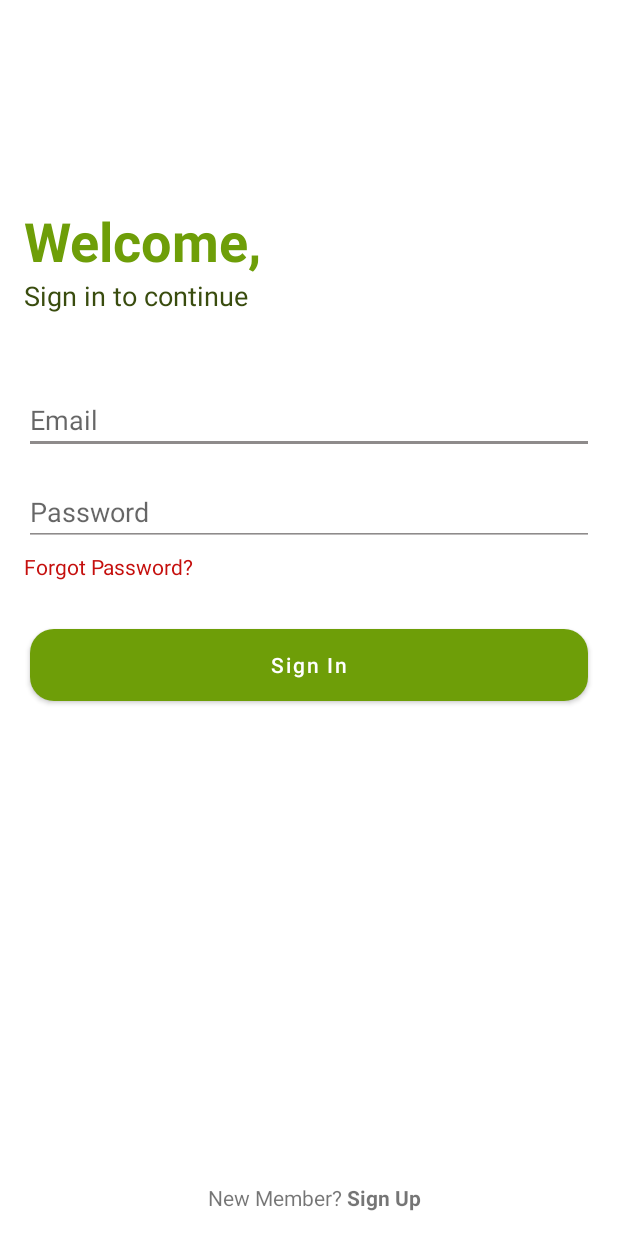
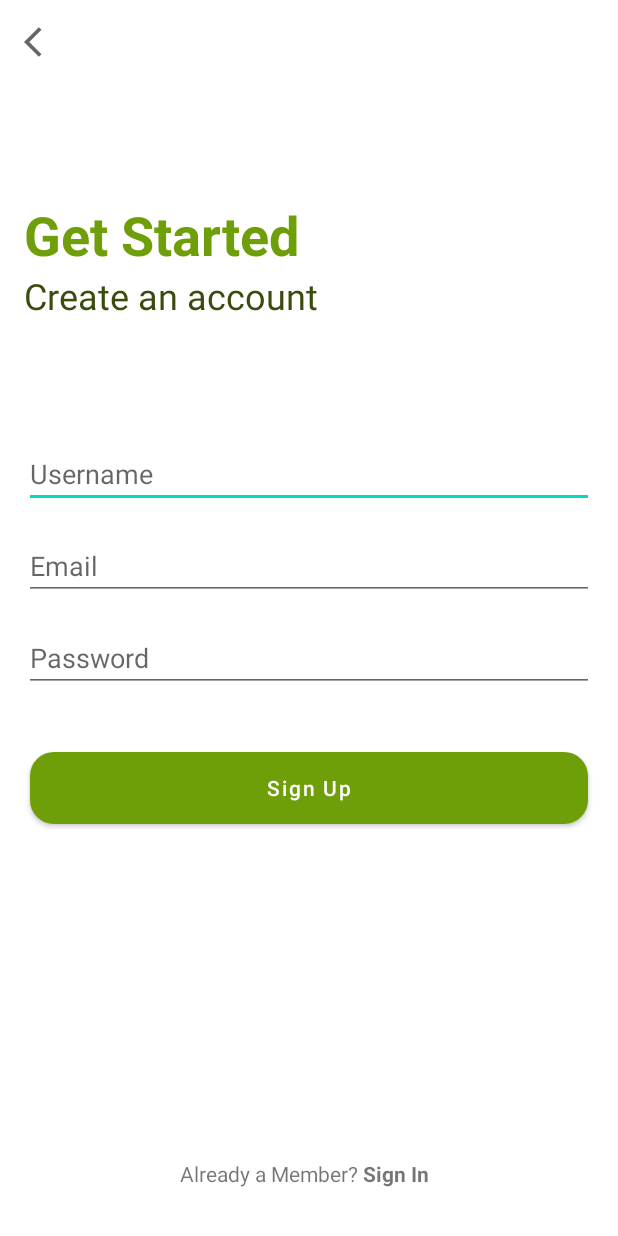
Before and after one commit to HauraAzahra/RecipeApp, an Android app: the screen it shows after launch (SignInActivity before the commit, SignupActivity after it), after a tap on "Sign Up", on a phone screen of 412 x 824 dp. Run offline under Robolectric (Android 15) with nearby library versions, the phone set to English and light mode, and no system bars; our stand-ins replace Firebase (no records; nobody signed in at launch, a user with empty details on screens opened directly).

Commit message:
add sign up ui

```diff
--- a/app/src/main/AndroidManifest.xml
+++ b/app/src/main/AndroidManifest.xml
@@ -11,7 +11,8 @@
         android:roundIcon="@mipmap/ic_launcher_round"
         android:supportsRtl="true"
         android:theme="@style/Theme.RecipeApp">
-        <activity android:name=".MainActivity"/>
+        <activity android:name=".SignupActivity"></activity>
+        <activity android:name=".MainActivity" />
         <activity android:name=".SignInActivity">
             <intent-filter>
                 <action android:name="android.intent.action.MAIN" />
--- a/app/src/main/java/com/idn/recipeapp/MainActivity.kt
+++ b/app/src/main/java/com/idn/recipeapp/MainActivity.kt
@@ -28,6 +28,7 @@ class MainActivity : AppCompatActivity(), View.OnClickListener {
         mainBinding = ActivityMainBinding.inflate(layoutInflater)
         setContentView(mainBinding.root)
         mainBinding.btnLogout.setOnClickListener(this)
+        supportActionBar?.hide()
 
     }
 
--- a/app/src/main/java/com/idn/recipeapp/SignInActivity.kt
+++ b/app/src/main/java/com/idn/recipeapp/SignInActivity.kt
@@ -83,6 +83,7 @@ class SignInActivity : AppCompatActivity(), View.OnClickListener {
     override fun onClick(v: View) {
         when(v.id){
             R.id.btn_sign_in -> signIn()
+            R.id.tv_sign_up -> startActivity(Intent(SignupActivity.getLaunchService(this )))
         }
     }
 }
--- /dev/null
+++ b/app/src/main/java/com/idn/recipeapp/SignupActivity.kt
@@ -0,0 +1,40 @@
+package com.idn.recipeapp
+
+import android.content.Context
+import android.content.Intent
+import androidx.appcompat.app.AppCompatActivity
+import android.os.Bundle
+import android.view.View
+import com.idn.recipeapp.databinding.ActivitySignupBinding
+
+class SignupActivity : AppCompatActivity(), View.OnClickListener {
+    private lateinit var signupBinding : ActivitySignupBinding
+    companion object {
+        fun getLaunchService(from: Context) = Intent(
+            from,
+            SignupActivity::class.java
+        ).apply {
+            addFlags(
+                Intent.FLAG_ACTIVITY_NEW_TASK or
+                        Intent.FLAG_ACTIVITY_CLEAR_TASK
+            )
+        }
+    }
+
+    override fun onCreate(savedInstanceState: Bundle?) {
+        super.onCreate(savedInstanceState)
+        signupBinding = ActivitySignupBinding.inflate(layoutInflater)
+        setContentView(signupBinding.root)
+        supportActionBar?.hide()
+        signupBinding.ivBack.setOnClickListener(this)
+        signupBinding.tvSignIn.setOnClickListener(this)
+
+    }
+
+    override fun onClick(v: View) {
+        when(v.id){
+            R.id.iv_back -> startActivity(Intent(SignInActivity.getLaunchService(this)))
+            R.id.tv_sign_in -> startActivity(Intent(SignInActivity.getLaunchService(this)))
+        }
+    }
+}
--- /dev/null
+++ b/app/src/main/res/drawable/ic_baseline_arrow_back_ios_24.xml
@@ -0,0 +1,11 @@
+<vector xmlns:android="http://schemas.android.com/apk/res/android"
+    android:width="24dp"
+    android:height="24dp"
+    android:viewportWidth="24"
+    android:viewportHeight="24"
+    android:tint="?attr/colorControlNormal"
+    android:autoMirrored="true">
+  <path
+      android:fillColor="@android:color/white"
+      android:pathData="M11.67,3.87L9.9,2.1 0,12l9.9,9.9 1.77,-1.77L3.54,12z"/>
+</vector>
--- /dev/null
+++ b/app/src/main/res/layout/activity_signup.xml
@@ -0,0 +1,128 @@
+<?xml version="1.0" encoding="utf-8"?>
+<androidx.constraintlayout.widget.ConstraintLayout xmlns:android="http://schemas.android.com/apk/res/android"
+    xmlns:app="http://schemas.android.com/apk/res-auto"
+    xmlns:tools="http://schemas.android.com/tools"
+    android:layout_width="match_parent"
+    android:layout_height="match_parent"
+    tools:context=".SignupActivity">
+
+    <ImageView
+        android:id="@+id/iv_back"
+        android:layout_width="wrap_content"
+        android:layout_height="wrap_content"
+        android:layout_marginStart="16dp"
+        android:layout_marginTop="16dp"
+        app:layout_constraintEnd_toEndOf="parent"
+        app:layout_constraintHorizontal_bias="0.0"
+        app:layout_constraintStart_toStartOf="parent"
+        app:layout_constraintTop_toTopOf="parent"
+        app:srcCompat="@drawable/ic_baseline_arrow_back_ios_24" />
+
+    <TextView
+        android:id="@+id/textView"
+        android:layout_width="wrap_content"
+        android:layout_height="wrap_content"
+        android:layout_marginStart="16dp"
+        android:layout_marginTop="92dp"
+        android:text="Get Started"
+        android:textColor="@color/light_green"
+        android:textSize="36sp"
+        android:textStyle="bold"
+        app:layout_constraintEnd_toEndOf="parent"
+        app:layout_constraintHorizontal_bias="0.0"
+        app:layout_constraintStart_toStartOf="parent"
+        app:layout_constraintTop_toBottomOf="@+id/iv_back" />
+
+    <TextView
+        android:id="@+id/textView4"
+        android:layout_width="wrap_content"
+        android:layout_height="wrap_content"
+        android:text="Create an account"
+        android:textColor="@color/dark_green"
+        android:textSize="24sp"
+        app:layout_constraintEnd_toEndOf="parent"
+        app:layout_constraintHorizontal_bias="0.073"
+        app:layout_constraintStart_toStartOf="parent"
+        app:layout_constraintTop_toBottomOf="@+id/textView" />
+
+    <EditText
+        android:id="@+id/et_username"
+        android:layout_width="match_parent"
+        android:layout_height="wrap_content"
+        android:layout_marginStart="16dp"
+        android:layout_marginTop="80dp"
+        android:layout_marginEnd="16dp"
+        android:ems="10"
+        android:hint="Username"
+        android:inputType="textPersonName"
+        app:layout_constraintEnd_toEndOf="parent"
+        app:layout_constraintStart_toStartOf="parent"
+        app:layout_constraintTop_toBottomOf="@+id/textView4" />
+
+    <EditText
+        android:id="@+id/et_email_sign_up"
+        android:layout_width="match_parent"
+        android:layout_height="wrap_content"
+        android:layout_marginStart="16dp"
+        android:layout_marginTop="16dp"
+        android:layout_marginEnd="16dp"
+        android:ems="10"
+        android:hint="@string/email"
+        android:inputType="textEmailAddress"
+        app:layout_constraintEnd_toEndOf="parent"
+        app:layout_constraintStart_toStartOf="parent"
+        app:layout_constraintTop_toBottomOf="@+id/et_username" />
+
+    <EditText
+        android:id="@+id/et_pass_sign_up"
+        android:layout_width="match_parent"
+        android:layout_height="wrap_content"
+        android:layout_marginStart="16dp"
+        android:layout_marginTop="16dp"
+        android:layout_marginEnd="16dp"
+        android:ems="10"
+        android:hint="Password"
+        android:inputType="textPassword"
+        app:layout_constraintEnd_toEndOf="parent"
+        app:layout_constraintStart_toStartOf="parent"
+        app:layout_constraintTop_toBottomOf="@+id/et_email_sign_up" />
+
+    <Button
+        android:id="@+id/btn_sign_up"
+        android:layout_width="match_parent"
+        android:layout_height="wrap_content"
+        android:layout_marginStart="20dp"
+        android:layout_marginTop="40dp"
+        android:layout_marginEnd="20dp"
+        android:background="@drawable/bacground_button"
+        android:text="Sign Up"
+        android:textAllCaps="false"
+        app:layout_constraintEnd_toEndOf="parent"
+        app:layout_constraintStart_toStartOf="parent"
+        app:layout_constraintTop_toBottomOf="@+id/et_pass_sign_up" />
+
+    <TextView
+        android:id="@+id/textView5"
+        android:layout_width="wrap_content"
+        android:layout_height="wrap_content"
+        android:layout_marginStart="120dp"
+        android:layout_marginBottom="32dp"
+        android:text="Already a Member? "
+        app:layout_constraintBottom_toBottomOf="parent"
+        app:layout_constraintStart_toStartOf="parent"
+        app:layout_constraintTop_toBottomOf="@+id/btn_sign_up"
+        app:layout_constraintVertical_bias="1.0" />
+
+    <TextView
+        android:id="@+id/tv_sign_in"
+        android:layout_width="wrap_content"
+        android:layout_height="wrap_content"
+        android:layout_marginBottom="32dp"
+        android:text="Sign In"
+        android:textStyle="bold"
+        app:layout_constraintBottom_toBottomOf="parent"
+        app:layout_constraintEnd_toEndOf="parent"
+        app:layout_constraintHorizontal_bias="0.0"
+        app:layout_constraintStart_toEndOf="@+id/textView5"
+        app:layout_constraintTop_toTopOf="@+id/textView5" />
+</androidx.constraintlayout.widget.ConstraintLayout>
```
